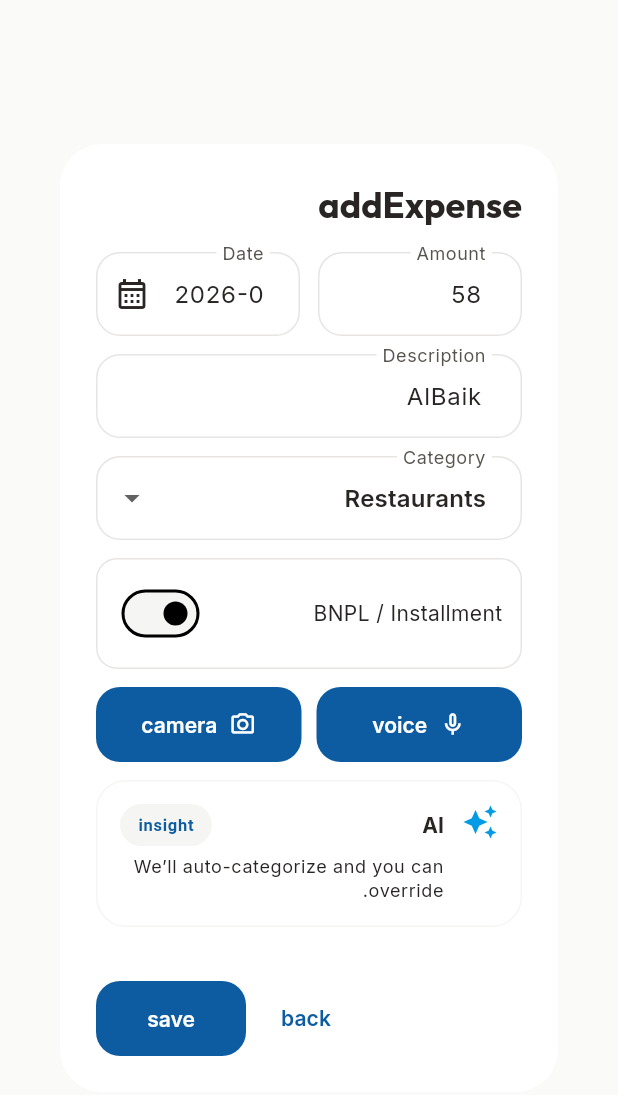
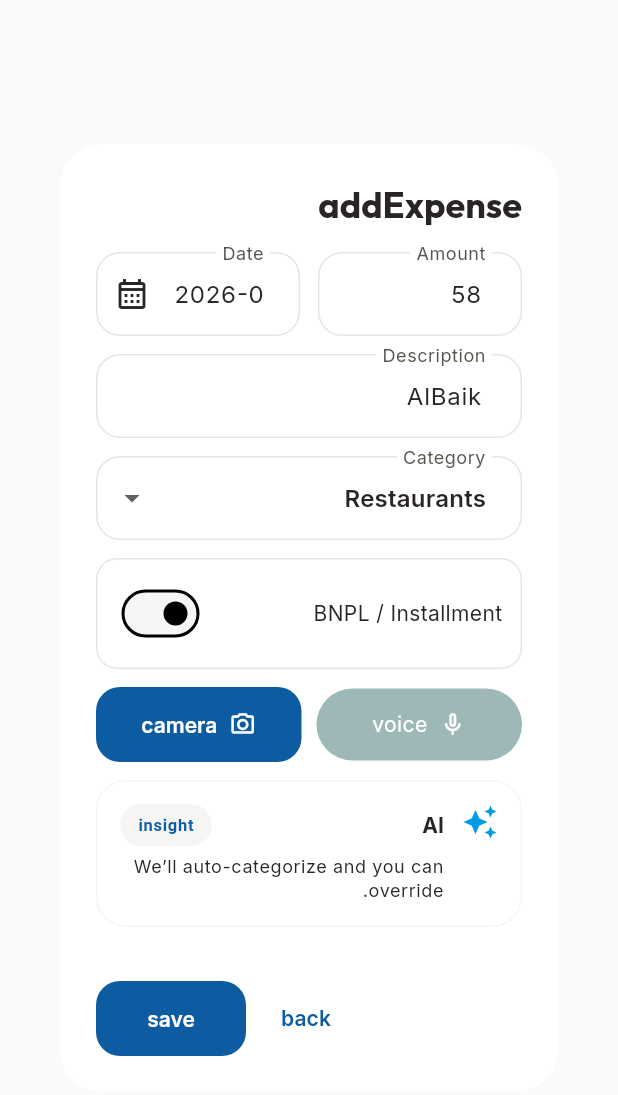
Before and after one commit to omer358/tadbeer, a Flutter app: the AddExpenseDialog widget shown alone on an empty page, opened directly with empty values, after a tap on "voice", on a phone screen of 412 x 824 dp. Shown: the top 1095 px of the screen. Run offline on Flutter 3.47's test engine with Material 3 defaults, Android fonts, the phone set to English and light mode, and no system bars; our stand-ins replace dio, equatable, file_picker, flutter_animate, flutter_bloc, flutter_dotenv and 7 more; missing offline and left inert: record; accounts and stored records are empty; network calls fail; project files that could hold a hidden picture were left out.

Commit message:
feat: Introduce voice input functionality for adding expenses.

```diff
--- a/lib/domain/repositories/data_repository.dart
+++ b/lib/domain/repositories/data_repository.dart
@@ -34,4 +34,8 @@ abstract class DataRepository {
   Future<bool> hasSession();
   Future<String> uploadStatement(String filePath);
   Future<String> chatWithVoice(String filePath, String lang);
+  Future<List<TransactionEntity>> addExpenseByVoice(
+    String filePath,
+    String lang,
+  );
 }
--- a/lib/features/expenses/bloc/expenses_bloc.dart
+++ b/lib/features/expenses/bloc/expenses_bloc.dart
@@ -21,6 +21,12 @@ enum UploadStatus { initial, loading, success, failure }
 class UploadStatement extends ExpensesEvent {
   final String filePath;
   const UploadStatement(this.filePath);
+}
+
+class AddExpenseByVoice extends ExpensesEvent {
+  final String filePath;
+  final String lang;
+  const AddExpenseByVoice(this.filePath, this.lang);
 }
 
 class ExpensesState extends Equatable {
@@ -74,6 +80,22 @@ class ExpensesBloc extends Bloc<ExpensesEvent, ExpensesState> {
       add(LoadExpenses());
     });
 
+    on<AddExpenseByVoice>((event, emit) async {
+      emit(state.copyWith(uploadStatus: UploadStatus.loading));
+      try {
+        await _repo.addExpenseByVoice(event.filePath, event.lang);
+        emit(state.copyWith(uploadStatus: UploadStatus.success));
+        add(LoadExpenses());
+      } catch (e) {
+        emit(
+          state.copyWith(
+            uploadStatus: UploadStatus.failure,
+            uploadMessage: e.toString(),
+          ),
+        );
+      }
+    });
+
     on<UploadStatement>((event, emit) async {
       emit(state.copyWith(uploadStatus: UploadStatus.loading));
       try {
--- a/lib/features/transactions/add_expense_dialog.dart
+++ b/lib/features/transactions/add_expense_dialog.dart
@@ -1,6 +1,11 @@
 import 'package:flutter/material.dart';
+import 'package:flutter_bloc/flutter_bloc.dart';
+import 'package:record/record.dart';
+import 'package:path_provider/path_provider.dart';
+
 import '../../core/data.dart';
 import '../../widgets/insight_banner.dart';
+import '../expenses/bloc/expenses_bloc.dart';
 
 class AddExpenseDialog extends StatefulWidget {
   final String lang;
@@ -16,6 +21,58 @@ class _AddExpenseDialogState extends State<AddExpenseDialog> {
   String date = todayISO();
   String category = 'restaurants';
   bool bnpl = false;
+
+  final AudioRecorder _recorder = AudioRecorder();
+  bool _isRecording = false;
+  bool _isSending = false;
+
+  @override
+  void dispose() {
+    _recorder.dispose();
+    super.dispose();
+  }
+
+  Future<void> _toggleRecording() async {
+    if (_isSending) return;
+
+    if (_isRecording) {
+      // Stop
+      final path = await _recorder.stop();
+      setState(() {
+        _isRecording = false;
+        _isSending = true;
+      });
+
+      if (path != null && mounted) {
+        // Send to bloc
+        context.read<ExpensesBloc>().add(AddExpenseByVoice(path, widget.lang));
+        // Wait briefly or just close?
+        // Ideally we listen to state change, but for MVP we can just close with a delay
+        // or let the user see "Sending" then close.
+        // Or assume success and close.
+        // Let's close after a short delay so user sees "Sending".
+        await Future.delayed(const Duration(seconds: 1));
+        if (mounted) {
+          Navigator.of(context).pop();
+        }
+      } else {
+        setState(() => _isSending = false);
+      }
+    } else {
+      // Start
+      if (await _recorder.hasPermission()) {
+        final dir = await getTemporaryDirectory();
+        final path =
+            '${dir.path}/voice_expense_${DateTime.now().millisecondsSinceEpoch}.wav';
+
+        await _recorder.start(
+          const RecordConfig(encoder: AudioEncoder.wav),
+          path: path,
+        );
+        setState(() => _isRecording = true);
+      }
+    }
+  }
 
   @override
   Widget build(BuildContext context) {
@@ -121,15 +178,65 @@ class _AddExpenseDialogState extends State<AddExpenseDialog> {
               Row(
                 children: [
                   Expanded(
-                    child: FilledButton.tonal(
-                      onPressed: () {},
-                      child: Row(
-                        mainAxisAlignment: MainAxisAlignment.center,
-                        children: [
-                          const Icon(Icons.mic_none_outlined, size: 18),
-                          const SizedBox(width: 8),
-                          Text(t(lang, 'voice')),
-                        ],
+                    child: GestureDetector(
+                      onTap: _toggleRecording,
+                      child: Container(
+                        height: 48,
+                        decoration: BoxDecoration(
+                          color: _isRecording
+                              ? Colors.red.shade100
+                              : (_isSending
+                                    ? Colors.grey.shade200
+                                    : Theme.of(
+                                        context,
+                                      ).colorScheme.secondaryContainer),
+                          borderRadius: BorderRadius.circular(24),
+                        ),
+                        child: Row(
+                          mainAxisAlignment: MainAxisAlignment.center,
+                          children: [
+                            if (_isSending)
+                              const SizedBox(
+                                width: 20,
+                                height: 20,
+                                child: CircularProgressIndicator(
+                                  strokeWidth: 2,
+                                ),
+                              )
+                            else
+                              Icon(
+                                _isRecording
+                                    ? Icons.stop
+                                    : Icons.mic_none_outlined,
+                                size: _isRecording ? 24 : 18,
+                                color: _isRecording
+                                    ? Colors.red
+                                    : Theme.of(
+                                        context,
+                                      ).colorScheme.onSecondaryContainer,
+                              ),
+                            const SizedBox(width: 8),
+                            Text(
+                              _isRecording
+                                  ? (lang == 'ar' ? 'تسجيل...' : 'Recording...')
+                                  : (_isSending
+                                        ? (lang == 'ar'
+                                              ? 'جاري الإرسال...'
+                                              : 'Sending...')
+                                        : t(lang, 'voice')),
+                              style: TextStyle(
+                                color: _isRecording
+                                    ? Colors.red
+                                    : Theme.of(
+                                        context,
+                                      ).colorScheme.onSecondaryContainer,
+                                fontWeight: _isRecording
+                                    ? FontWeight.bold
+                                    : FontWeight.normal,
+                              ),
+                            ),
+                          ],
+                        ),
                       ),
                     ),
                   ),
```
Also changed, not shown: lib/data/datasources/remote_data_source.dart (+28 -0 lines), lib/data/repositories/data_repository_impl.dart (+25 -0 lines).
